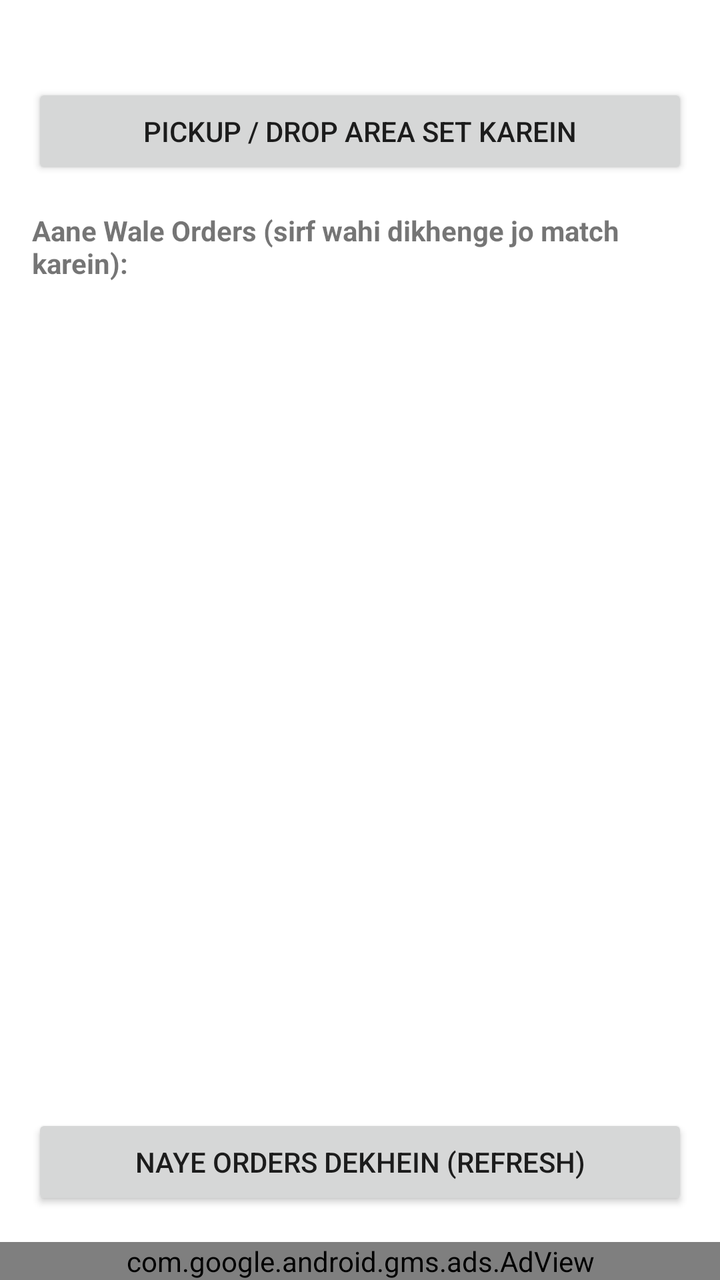
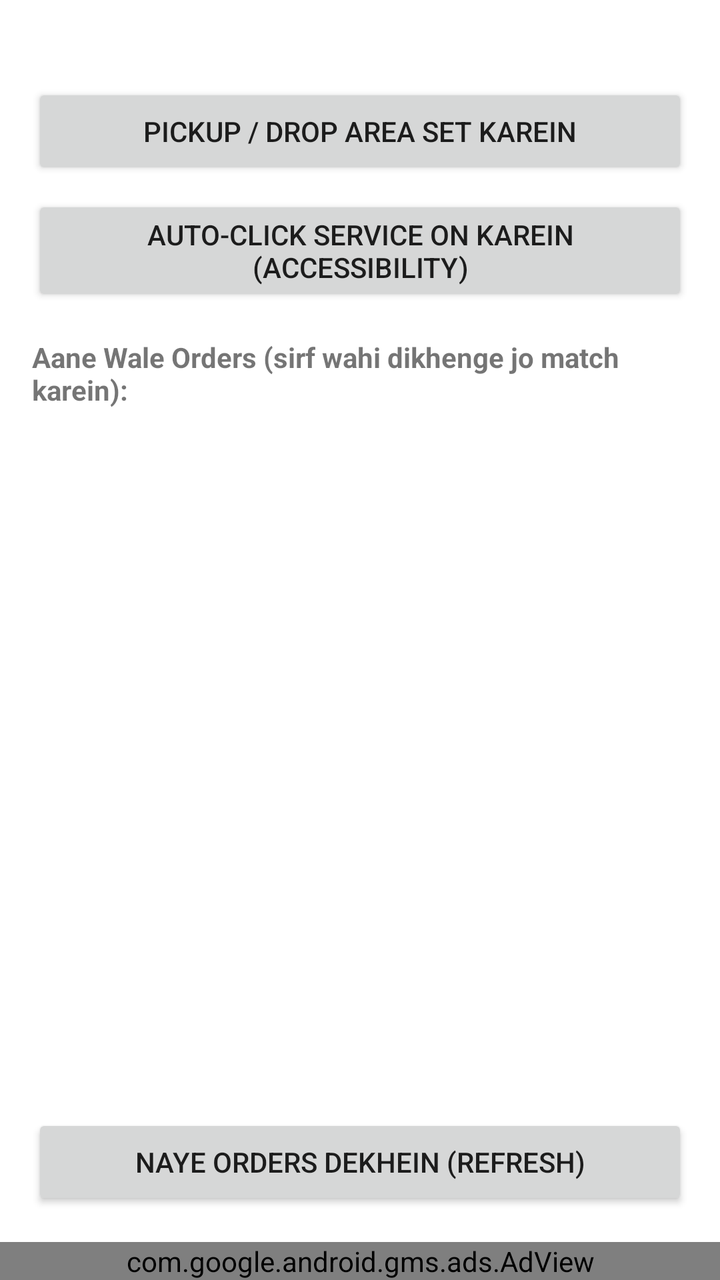

Compare the two renders of this Android layout. The source of the first and the diff that turns it into the second are given below.
<!-- AndroidManifest.xml: application theme Theme.BipinClicker -->
<!-- res/layout/activity_main.xml -->
<?xml version="1.0" encoding="utf-8"?>
<LinearLayout xmlns:android="http://schemas.android.com/apk/res/android"
    xmlns:app="http://schemas.android.com/apk/res-auto"
    android:layout_width="match_parent"
    android:layout_height="match_parent"
    android:orientation="vertical">

    <LinearLayout
        android:layout_width="match_parent"
        android:layout_height="0dp"
        android:layout_weight="1"
        android:orientation="vertical"
        android:padding="16dp">

        <TextView
            android:id="@+id/areaSummaryText"
            android:layout_width="match_parent"
            android:layout_height="wrap_content"
            android:textSize="13sp"
            android:paddingBottom="8dp" />

        <Button
            android:id="@+id/btnSetArea"
            android:layout_width="match_parent"
            android:layout_height="wrap_content"
            android:text="Pickup / Drop Area Set Karein" />

        <TextView
            android:layout_width="match_parent"
            android:layout_height="wrap_content"
            android:text="Aane Wale Orders (sirf wahi dikhenge jo match karein):"
            android:textStyle="bold"
            android:layout_marginTop="16dp" />

        <ListView
            android:id="@+id/listOrders"
            android:layout_width="match_parent"
            android:layout_height="0dp"
            android:layout_weight="1" />

        <Button
            android:id="@+id/btnRefresh"
            android:layout_width="match_parent"
            android:layout_height="wrap_content"
            android:layout_marginTop="8dp"
            android:text="Naye Orders Dekhein (Refresh)" />

    </LinearLayout>

    <com.google.android.gms.ads.AdView
        android:id="@+id/adView"
        android:layout_width="match_parent"
        android:layout_height="wrap_content"
        android:layout_gravity="bottom"
        app:adSize="BANNER"
        app:adUnitId="ca-app-pub-3940256099942544/6300978111" />

</LinearLayout>
<!-- resources referenced by this layout -->
<resources>
  <style name="Theme.BipinClicker" parent="Theme.MaterialComponents.DayNight.NoActionBar" />
</resources>

<!-- the commit's change to res/layout/activity_main.xml (unified diff, before → after) -->
@@ -24,6 +24,13 @@
             android:layout_width="match_parent"
             android:layout_height="wrap_content"
             android:text="Pickup / Drop Area Set Karein" />
+
+        <Button
+            android:id="@+id/btnEnableService"
+            android:layout_width="match_parent"
+            android:layout_height="wrap_content"
+            android:layout_marginTop="8dp"
+            android:text="Auto-Click Service ON Karein (Accessibility)" />
 
         <TextView
             android:layout_width="match_parent"
